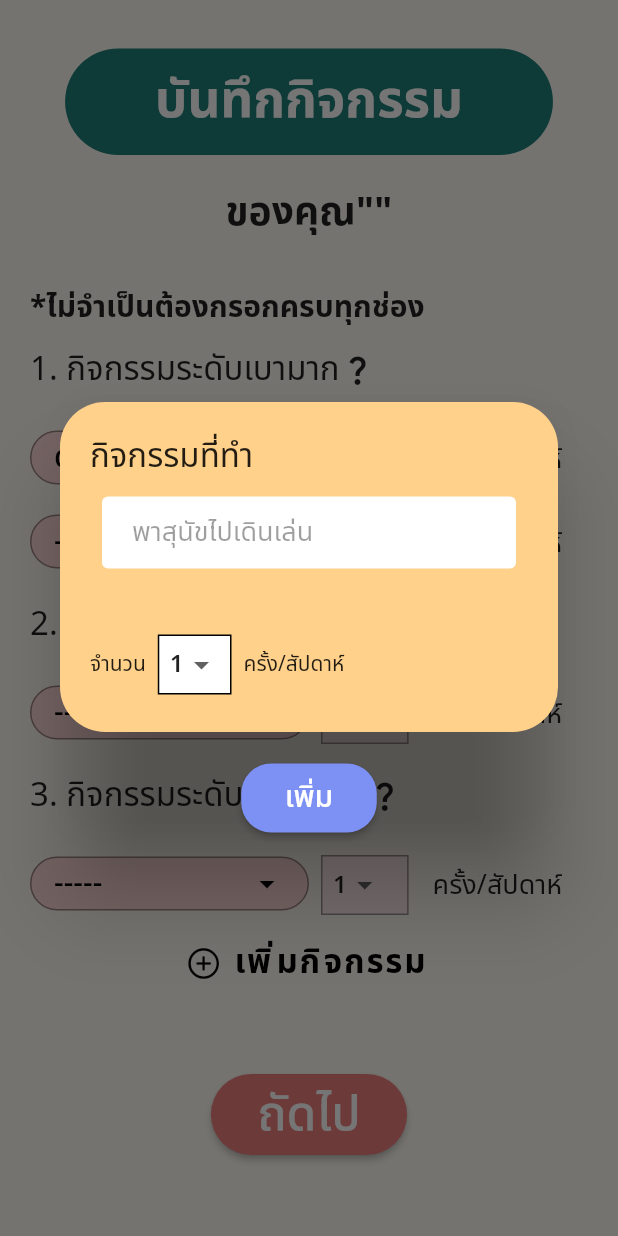
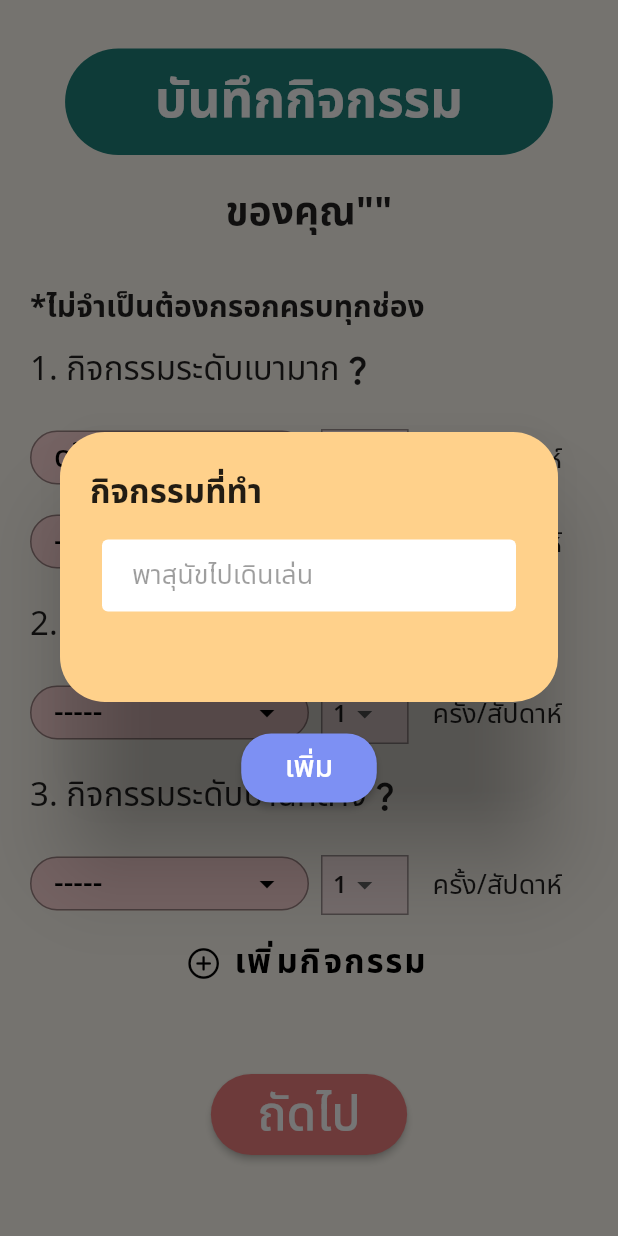
Before and after one commit to AINutritionProject/KinDeeUDee, a Flutter app: the ActivityForm screen opened directly with empty values, after a tap on "-----", after a tap on "ดูโทรทัศน์", after a tap on "เพิ่มกิจกรรม", on a phone screen of 412 x 824 dp. Run offline on Flutter 3.47's test engine with Material 2 defaults, Android fonts, the phone set to English and light mode, and no system bars; our stand-ins replace camera, cloud_firestore, csv, dotted_border, email_validator, firebase_auth and 8 more; missing offline and left inert: tflite_flutter; accounts and stored records are empty; project files that could hold a hidden picture were left out.

Commit message:
remove activity form dialog ครั้ง/สัปดาห์

```diff
--- a/lib/pages/information/activity_form.dart
+++ b/lib/pages/information/activity_form.dart
@@ -365,7 +365,7 @@ class _ActivityFormBodyState extends State<ActivityFormBody> {
                                 color: const Color(0xFFFFD18B),
                                 borderRadius: BorderRadius.circular(30),
                               ),
-                              height: 220,
+                              height: 180,
                               child: Column(
                                 mainAxisAlignment:
                                     MainAxisAlignment.spaceEvenly,
@@ -373,7 +373,9 @@ class _ActivityFormBodyState extends State<ActivityFormBody> {
                                 children: [
                                   const Text(
                                     "กิจกรรมที่ทำ",
-                                    style: TextStyle(fontSize: 22),
+                                    style: TextStyle(
+                                        fontSize: 22,
+                                        fontWeight: FontWeight.w700),
                                   ),
                                   Padding(
                                     padding: const EdgeInsets.symmetric(
@@ -408,25 +410,6 @@ class _ActivityFormBodyState extends State<ActivityFormBody> {
                                       ),
                                     ),
                                   ),
-                                  Row(
-                                    mainAxisAlignment: MainAxisAlignment.start,
-                                    crossAxisAlignment:
-                                        CrossAxisAlignment.center,
-                                    children: [
-                                      const Text("จำนวน"),
-                                      SmallDropDown(
-                                          data: frequency,
-                                          border:
-                                              Border.all(color: Colors.black),
-                                          setSelectedItem: (String val) {
-                                            setState(() {
-                                              // ignore: prefer_typing_uninitialized_variables
-                                              tempFrequency = int.parse(val);
-                                            });
-                                          }),
-                                      const Text("ครั้ง/สัปดาห์"),
-                                    ],
-                                  ),
                                 ],
                               ),
                             ),
@@ -449,7 +432,7 @@ class _ActivityFormBodyState extends State<ActivityFormBody> {
                                       setState(() {
                                         customActivities.add(UserActivity(
                                             activityName: _popupController.text,
-                                            frequency: tempFrequency));
+                                            frequency: 0));
                                       });
                                       _popupController.clear();
                                       Navigator.of(context, rootNavigator: true)
```
